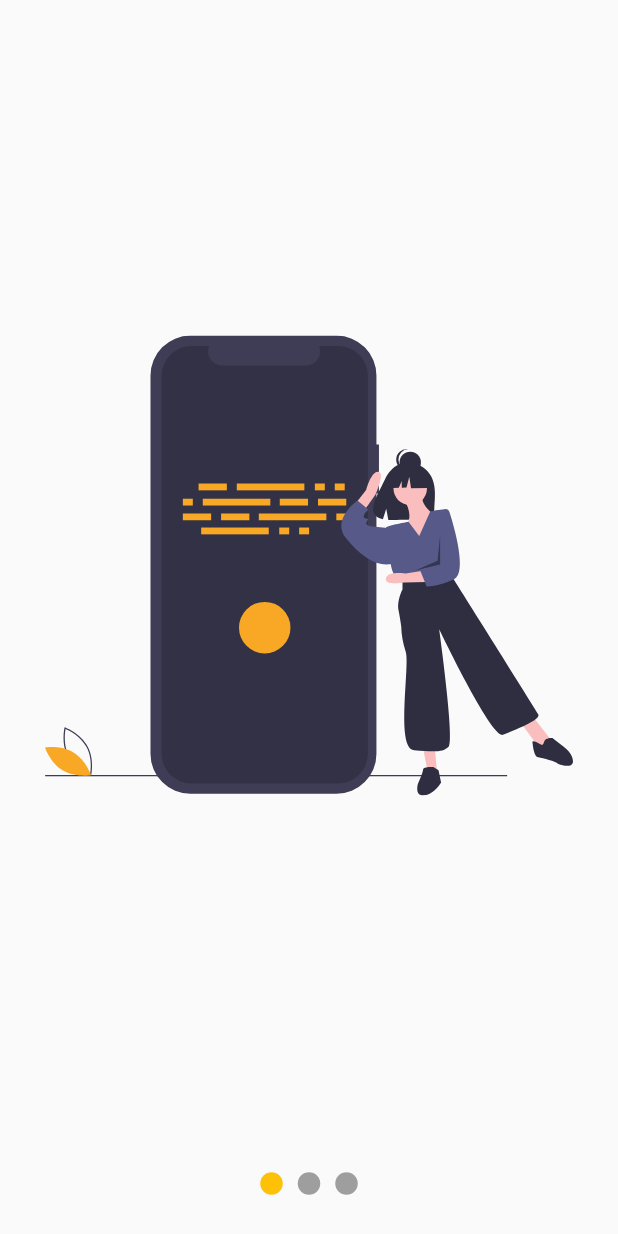
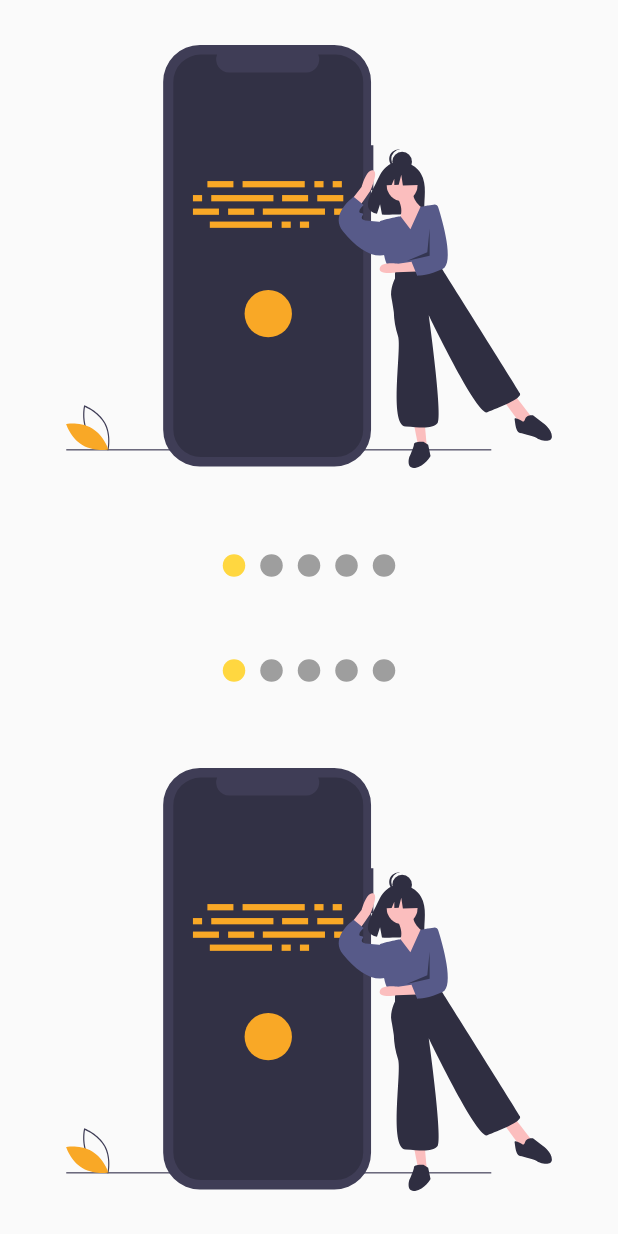
Before and after one commit to DarioAlarcon/practiquesApp, a Flutter app: the screen it shows after launch, on a phone screen of 412 x 824 dp. Run offline on Flutter 3.47's test engine with Material 2 defaults, Android fonts, the phone set to English and light mode, and no system bars; our stand-ins replace flutter_svg.

Commit message:
aplicacio con provider con slideview completo como widget funcional sin errores

```diff
--- a/lib/main.dart
+++ b/lib/main.dart
@@ -1,10 +1,11 @@
 import 'package:flutter/material.dart';
+import 'package:udemypractiques/src/pages/final_slideShow_page.dart';
 //import 'package:udemypractiques/src/pages/headers_page.dart';
 //import 'package:udemypractiques/src/pages/animations_page.dart';
 //import 'package:udemypractiques/src/challenge/animated_cuadrado_page.dart';
 //import 'package:udemypractiques/src/labs/circular_progress_page.dart';
 //import 'package:udemypractiques/src/pages/circular_graphics_page.dart';
-import 'package:udemypractiques/src/pages/slideShow_page.dart';
+//import 'package:udemypractiques/src/labs/slideShow_page_lab.dart';
 
 void main() => runApp(MyApp());
 
@@ -14,7 +15,7 @@ class MyApp extends StatelessWidget {
     return MaterialApp(
       debugShowCheckedModeBanner: false,
       title: 'Diseños App',
-      home: SlideShowPage()
+      home: SlidesShowPage()
     );
   }
 }
--- a/lib/src/pages/slideShow_page.dart
+++ b/lib/src/labs/slideShow_page_lab.dart
@@ -52,12 +52,13 @@ class _Dot extends StatelessWidget {
 
 final pageViewIndex = Provider.of<SliderModel>(context).currentPage;
 
-    return Container(
+    return AnimatedContainer(
+      duration: Duration(milliseconds: 200),
       width: 15,
       height: 15,
       margin: EdgeInsets.symmetric(horizontal: 5),
       decoration: BoxDecoration(
-        color: (pageViewIndex == index)? Colors.amber:Colors.grey,
+        color: (pageViewIndex >= index - 0.5 && pageViewIndex < index+0.5)? Colors.amber:Colors.grey,
         shape: BoxShape.circle
       ),
     );
--- /dev/null
+++ b/lib/src/pages/final_slideShow_page.dart
@@ -0,0 +1,59 @@
+import 'package:flutter/material.dart';
+import 'package:udemypractiques/src/widgets/slideShow.dart';
+import 'package:flutter_svg/svg.dart';
+class SlidesShowPage extends StatelessWidget {
+
+  @override
+  Widget build(BuildContext context) {
+    return Scaffold(
+      body: Column(children: [
+        Expanded(child: miSlideShow()),
+        Expanded(child: miSlideShow2()),
+
+      ],)
+    );
+  }
+}
+
+class miSlideShow extends StatelessWidget {
+  const miSlideShow({
+    super.key,
+  });
+
+  @override
+  Widget build(BuildContext context) {
+    return SlidesShow(
+      colorPrim: Colors.amberAccent,
+      colorSecu: Colors.grey,
+      //puntosarriba: true,
+      slides: [
+        SvgPicture.asset('assets/svj/slide_1.svg'),
+        SvgPicture.asset('assets/svj/slide_2.svg'),
+        SvgPicture.asset('assets/svj/slide_3.svg'),
+        SvgPicture.asset('assets/svj/slide_4.svg'),
+        SvgPicture.asset('assets/svj/slide_5.svg'),
+      ],
+    );
+  }
+}
+class miSlideShow2 extends StatelessWidget {
+  const miSlideShow2({
+    super.key,
+  });
+
+  @override
+  Widget build(BuildContext context) {
+    return SlidesShow(
+      colorPrim: Colors.redAccent,
+      colorSecu: Colors.lightBlueAccent,
+      puntosarriba: true,
+      slides: [
+        SvgPicture.asset('assets/svj/slide_1.svg'),
+        SvgPicture.asset('assets/svj/slide_2.svg'),
+        SvgPicture.asset('assets/svj/slide_3.svg'),
+        SvgPicture.asset('assets/svj/slide_4.svg'),
+        SvgPicture.asset('assets/svj/slide_5.svg'),
+      ],
+    );
+  }
+}
--- /dev/null
+++ b/lib/src/widgets/slideShow.dart
@@ -0,0 +1,181 @@
+import 'package:flutter/material.dart';
+
+import 'package:provider/provider.dart';
+class SlidesShow extends StatelessWidget {
+
+final List<Widget>slides;
+final bool puntosarriba;
+final Color colorPrim;
+final Color colorSecu;
+
+const SlidesShow({
+  required this.slides,
+  this.puntosarriba = false,
+  this.colorPrim = Colors.black,
+  this.colorSecu = Colors.grey,
+  });
+
+
+  @override
+  Widget build(BuildContext context) {
+    return ChangeNotifierProvider(
+      create: (_) => new _SlideshowModel(),
+     child: SafeArea(
+       child: Center(
+            child:Builder(
+              builder: (BuildContext context) {
+  WidgetsBinding.instance?.addPostFrameCallback((_) {
+    Provider.of<_SlideshowModel>(context, listen: false).ColorPrimario = colorPrim;
+    Provider.of<_SlideshowModel>(context, listen: false).Colorsecundario = colorSecu;
+  });
+  return _crearEstructuraSlideShow(puntosarriba: puntosarriba, slides: slides);
+},
+          ),
+     ),
+    ));
+  }
+}
+
+// ignore: camel_case_types
+class _crearEstructuraSlideShow extends StatelessWidget {
+  const _crearEstructuraSlideShow({
+    super.key,
+    required this.puntosarriba,
+    required this.slides,
+  });
+
+  final bool puntosarriba;
+  final List<Widget> slides;
+
+  @override
+  Widget build(BuildContext context) {
+    return Column(
+      children: [
+        if(this.puntosarriba) _Dots(this.slides.length, ),
+        Expanded(
+          child: _Slides( this.slides)),
+        if(!this.puntosarriba) _Dots(this.slides.length, ),
+      ],
+    );
+  }
+}
+
+class _Dots extends StatelessWidget {
+
+final int totalSlides;
+_Dots(this.totalSlides, );
+
+  @override
+  Widget build(BuildContext context) {
+    return Container(
+      width: double.infinity,
+      height: 70,
+      child: Row(
+        mainAxisAlignment: MainAxisAlignment.center,
+        children: List.generate(this.totalSlides,
+        (index) => _Dot(index, )),
+      ),
+    );
+  }
+}
+
+class _Dot extends StatelessWidget {
+final int index;
+
+  const _Dot(this.index,);
+
+  @override
+  Widget build(BuildContext context) {
+
+// ignore: non_constant_identifier_names
+final SlideshowModel = Provider.of<_SlideshowModel>(context);
+
+    return AnimatedContainer(
+      duration: const Duration(milliseconds: 200),
+      width: 15,
+      height: 15,
+      margin: const EdgeInsets.symmetric(horizontal: 5),
+      decoration: BoxDecoration(
+        color: (SlideshowModel.currentPage >= index - 0.5 && SlideshowModel.currentPage < index + 0.5)
+        ? SlideshowModel.ColorPrimario : SlideshowModel.Colorsecundario,
+        shape: BoxShape.circle
+      ),
+    );
+  }
+}
+
+class _Slides extends StatefulWidget {
+
+final List<Widget> slides;
+
+_Slides(this.slides);
+
+  @override
+  State<_Slides> createState() => _SlidesState();
+}
+
+class _SlidesState extends State<_Slides> {
+
+  final pageViewController = new PageController();
+
+  @override
+  void initState() {
+    pageViewController.addListener(() {
+      Provider.of<_SlideshowModel>(context, listen: false).currentPage = pageViewController.page!;
+    });
+    super.initState();
+  }
+  @override
+  void dispose() {
+    pageViewController.dispose();
+    super.dispose();
+  }
+
+  @override
+  Widget build(BuildContext context) {
+    return Container(
+      child: PageView(
+        controller: pageViewController,
+        children: widget.slides.map((slide) => _Slide( slide: slide,)).toList(),
+      ),
+    );
+  }
+}
+
+class _Slide extends StatelessWidget {
+  final Widget slide;
+  const _Slide({ required this.slide,
+  });
+
+  @override
+  Widget build(BuildContext context) {
+    return Container(
+      width: double.infinity,
+      height: double.infinity,
+      padding: EdgeInsets.all(30),
+      child: slide,
+    );
+  }
+}
+
+class _SlideshowModel with ChangeNotifier{
+  double _currentPage = 0;
+  Color _colorPrimario = Colors.amberAccent;
+  Color _colorSecundario = Colors.grey;
+
+  double get currentPage => this._currentPage;
+  set currentPage(double pagina){
+    this._currentPage = pagina;
+    notifyListeners();
+  }
+
+  Color get ColorPrimario => this._colorPrimario;
+  set ColorPrimario(Color color){
+    this._colorPrimario = color;
+
+  }
+
+  Color get Colorsecundario => this._colorSecundario;
+  set Colorsecundario(Color color){
+    this._colorSecundario = color;
+  }}
```
